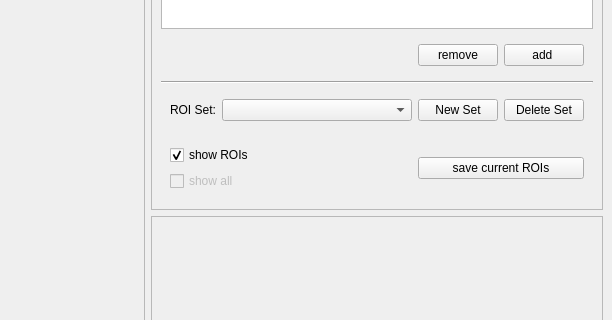
First picture: the form in ROI_BuddyUI/roiBuddyUI.ui, repository losonczylab/sima, before the edit; both pictures show x 588 to 1200 and y 106 to 426 of the 1200 by 942 pixel window.
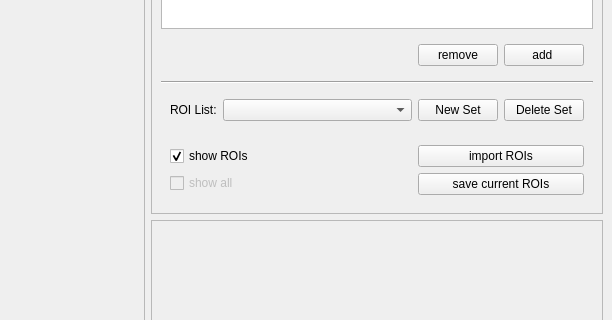
Second picture: the form after the edit.

Commit message: work on import transformed ROIs for ROI Buddy -- not yet working

What changed in the file:
```diff
--- a/ROI_BuddyUI/roiBuddyUI.ui
+++ b/ROI_BuddyUI/roiBuddyUI.ui
@@ -154,7 +154,7 @@
           <item>
            <widget class="QLabel" name="label">
             <property name="text">
-             <string>ROI Set:</string>
+             <string>ROI List:</string>
             </property>
            </widget>
           </item>
@@ -197,7 +197,7 @@
          </layout>
         </widget>
        </item>
-       <item row="6" column="0">
+       <item row="5" column="0">
         <widget class="QWidget" name="show_rois_widget" native="true">
          <layout class="QVBoxLayout" name="verticalLayout_2">
           <item>
@@ -249,9 +249,16 @@
          </layout>
         </widget>
        </item>
-       <item row="6" column="2">
+       <item row="5" column="2">
         <widget class="QWidget" name="save_rois_widget" native="true">
          <layout class="QVBoxLayout" name="verticalLayout_3">
+          <item>
+           <widget class="QPushButton" name="import_rois_button">
+            <property name="text">
+             <string>import ROIs</string>
+            </property>
+           </widget>
+          </item>
           <item>
            <widget class="QPushButton" name="save_current_rois_button">
             <property name="text">
```
Left out of the diff: 2 changed lines with no effect on the pictures. The commit also changes 2 other files.
